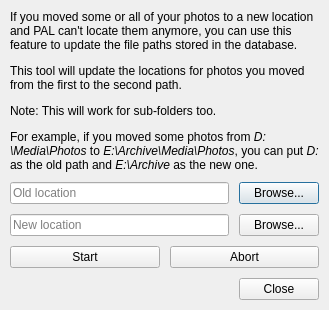
The window that src/ui/relocate_photos_dialog.ui (svetter/pal) describes before a commit, drawn with Qt 5.
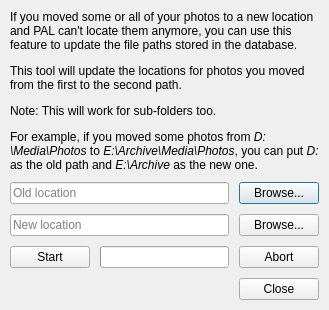
The same window after the commit.

Commit message: Added status bar to photo relocation dialog (#126)

Diff of the .ui file:
```diff
--- a/src/ui/relocate_photos_dialog.ui
+++ b/src/ui/relocate_photos_dialog.ui
@@ -7,7 +7,7 @@
     <x>0</x>
     <y>0</y>
     <width>400</width>
-    <height>300</height>
+    <height>352</height>
    </rect>
   </property>
   <property name="sizePolicy">
@@ -19,7 +19,7 @@
   <property name="minimumSize">
    <size>
     <width>400</width>
-    <height>450</height>
+    <height>300</height>
    </size>
   </property>
   <property name="windowTitle">
@@ -120,6 +120,9 @@
        </property>
       </widget>
      </item>
+     <item>
+      <widget class="QProgressBar" name="progressBar"/>
+     </item>
      <item>
       <widget class="QPushButton" name="abortButton">
        <property name="text">
```
Left out of the diff: 3 changed lines with no effect on the pictures.
